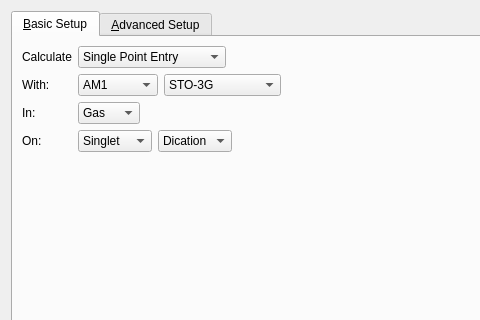
Above: libavogadro/src/extensions/gamessinputdialog.ui from cryos/avogadro before the change; both pictures show x 0 to 480 and y 0 to 320 of the 785 by 660 pixel window. Below: the same form after it.
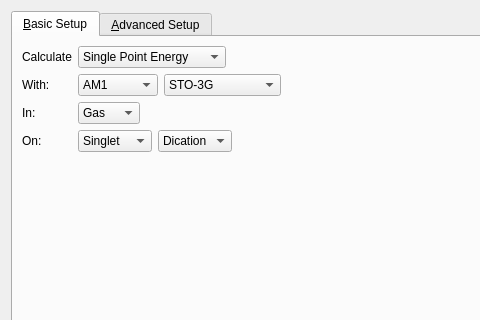
That is the form after the change.

Diff of the .ui file:
```diff
--- a/libavogadro/src/extensions/gamessinputdialog.ui
+++ b/libavogadro/src/extensions/gamessinputdialog.ui
@@ -208,7 +208,7 @@
           <widget class="QComboBox" name="basicCalculateCombo">
            <item>
             <property name="text">
-             <string>Single Point Entry</string>
+             <string>Single Point Energy</string>
             </property>
            </item>
            <item>
```
